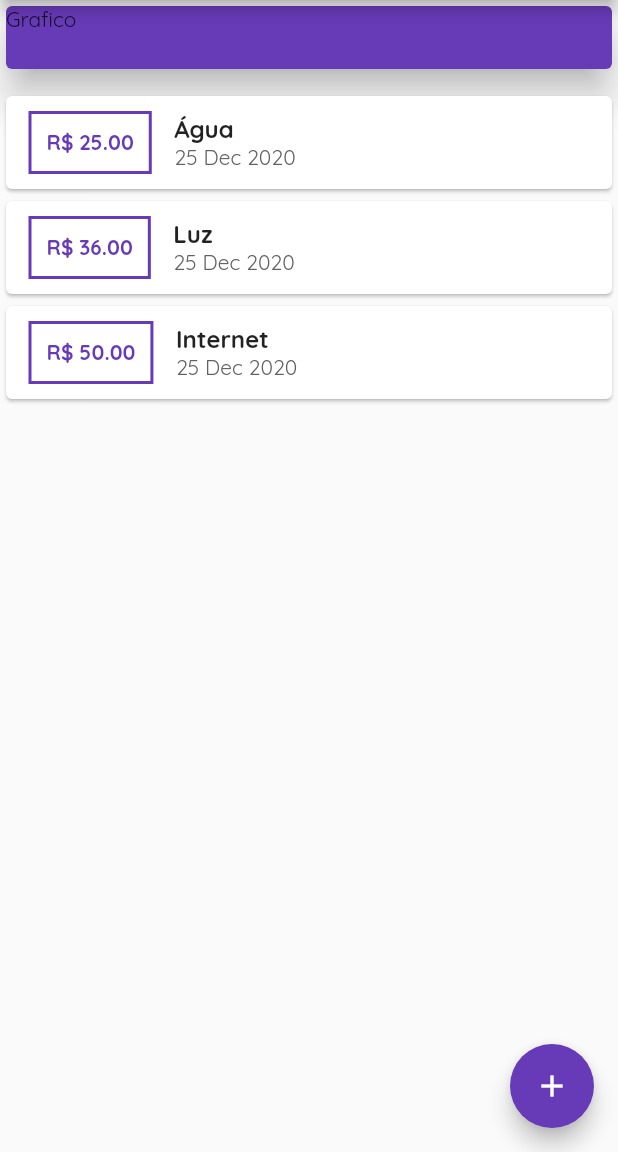
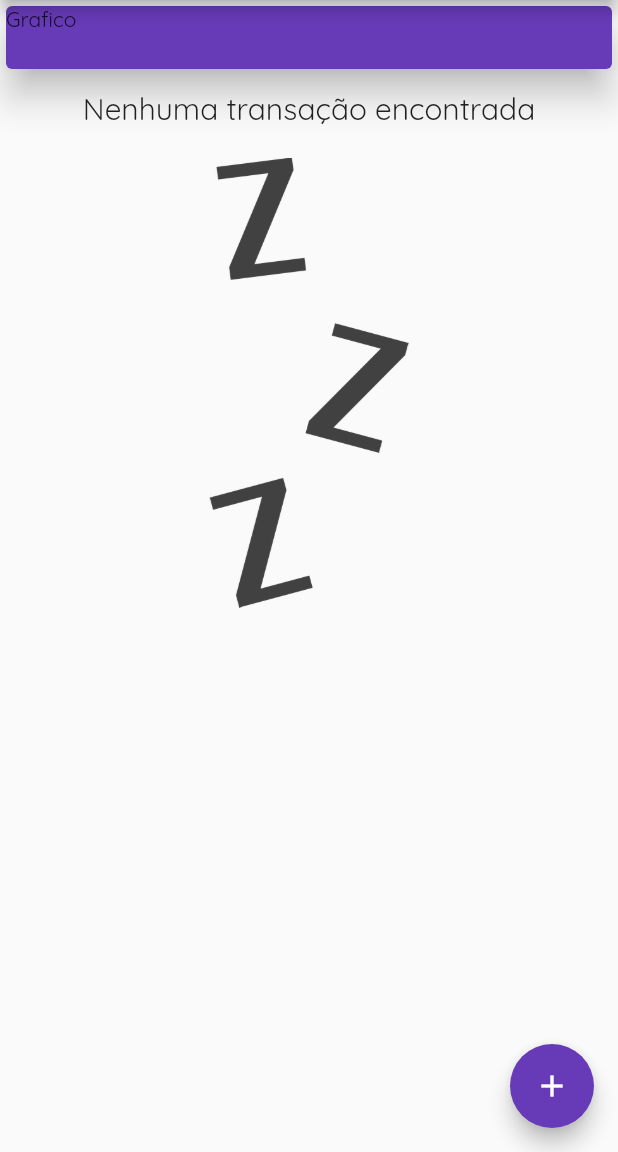
Before and after one commit to alessondejesus/flutter-gerenciador-financeiro, a Flutter app: the screen it shows after launch, on a phone screen of 412 x 824 dp, the part 84-1236 px from its top. Run offline on Flutter 3.47's test engine with Material 2 defaults, Android fonts, the phone set to English and light mode, and no system bars.

```diff
--- a/lib/components/transaction_list.dart
+++ b/lib/components/transaction_list.dart
@@ -1,3 +1,4 @@
+import 'package:flutter/cupertino.dart';
 import 'package:flutter/material.dart';
 import 'package:intl/intl.dart';
 import 'package:gerenciador_financeiro/models/transaction.dart';
@@ -13,7 +14,20 @@ class TransactionList extends StatelessWidget {
     return Container(
       height: 500,
       margin: EdgeInsets.only(top: 10),
-      child: ListView.builder(
+      child: transactions.isEmpty ? Column(
+        children: [
+          Text('Nenhuma transação encontrada',
+          style: Theme.of(context).textTheme.title,
+          ),
+          SizedBox(height: 20),
+          Container(
+            height: 300,
+            child: Image.asset('assets/images/waiting.png',
+              fit: BoxFit.cover,
+            ),
+          )
+        ],
+      ) : ListView.builder(
         itemCount: transactions.length,
         itemBuilder: (ctx, index){
           final element = transactions[index];
--- a/lib/main.dart
+++ b/lib/main.dart
@@ -45,10 +45,10 @@ class _MyHomePageState extends State<MyHomePage> {
     Navigator.of(context).pop();
   }
 
-  final _transactions = [
-    Transaction(id: '1', title: 'Água', value: 25, date: DateTime.now()),
-    Transaction(id: '2', title: 'Luz', value: 36, date: DateTime.now()),
-    Transaction(id: '3', title: 'Internet', value: 50, date: DateTime.now()),
+  final List<Transaction>_transactions = [
+    // Transaction(id: '1', title: 'Água', value: 25, date: DateTime.now()),
+    // Transaction(id: '2', title: 'Luz', value: 36, date: DateTime.now()),
+    // Transaction(id: '3', title: 'Internet', value: 50, date: DateTime.now()),
   ];
 
   _openTransactionFormModal(BuildContext context) {
--- a/pubspec.yaml
+++ b/pubspec.yaml
@@ -45,10 +45,8 @@ flutter:
   uses-material-design: true
 
   # To add assets to your application, add an assets section, like this:
-  # assets:
-  #   - images/a_dot_burr.jpeg
-  #   - images/a_dot_ham.jpeg
-
+  assets:
+    - assets/images/waiting.png
   # An image asset can refer to one or more resolution-specific "variants", see
   # https://flutter.dev/assets-and-images/#resolution-aware.
 
```
Also changed, not shown: assets/images/waiting.png (added).
